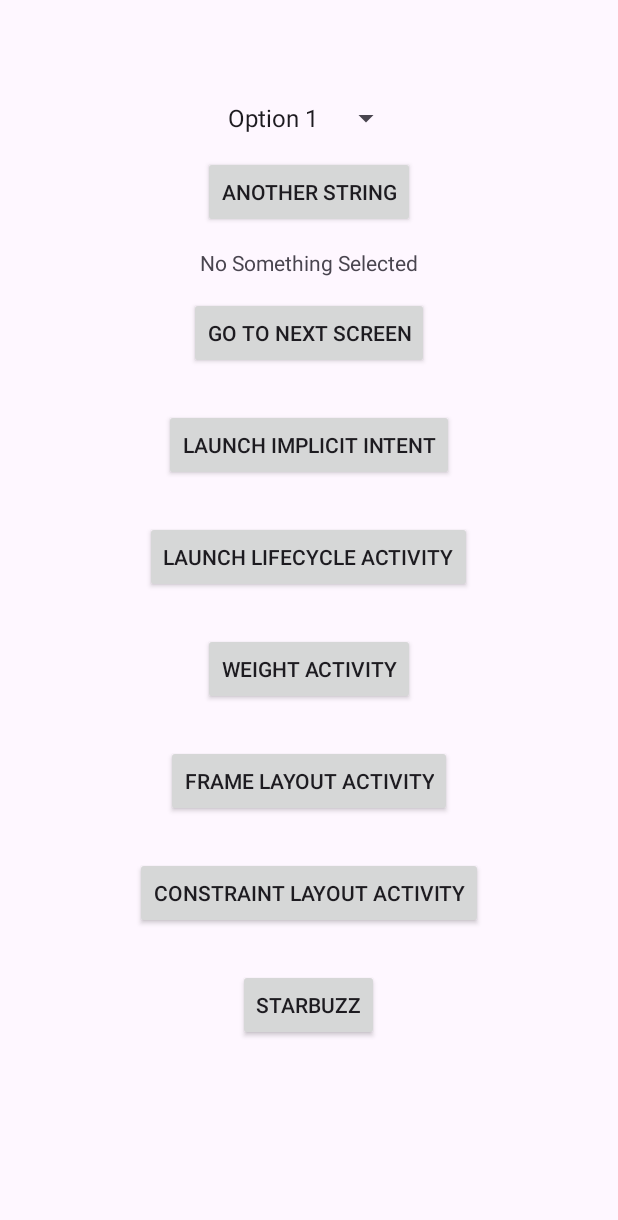
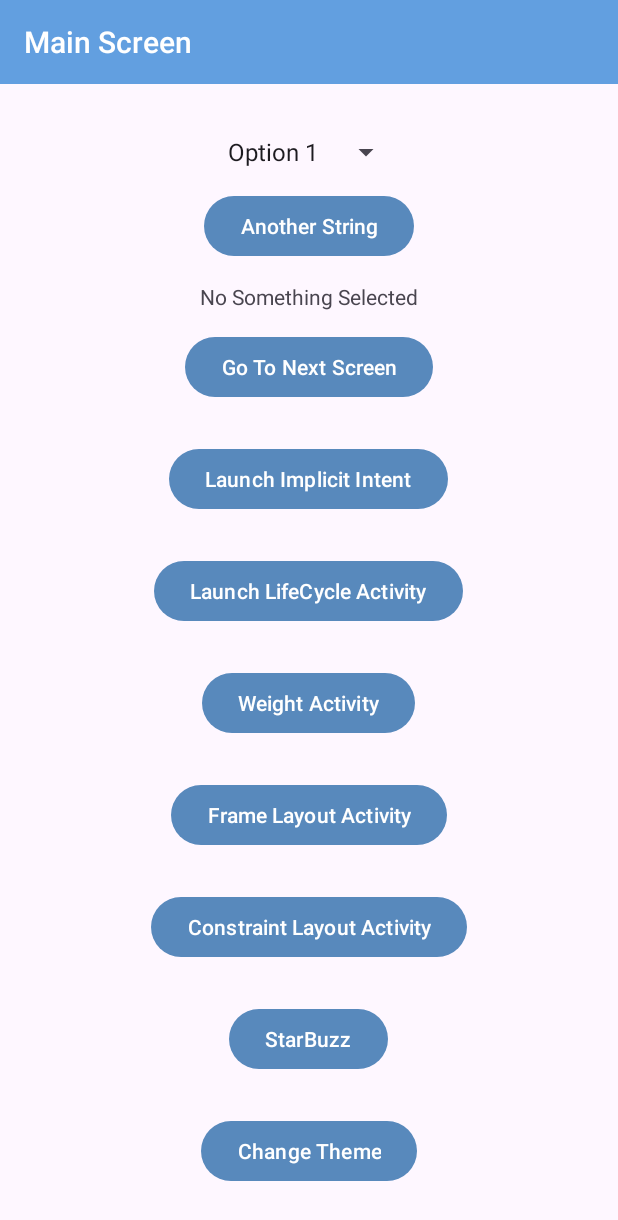
Before and after one commit to WadhahEssam/HeadFirstProject, an Android app: the screen it shows after launch (MainActivity), on a phone screen of 412 x 824 dp. Shown: the top 1220 px of the screen. Run offline under Robolectric (Android 15) with nearby library versions, the phone set to English and light mode, and no system bars.

Commit message:
app compat + material + colors + themes

```diff
--- a/app/src/main/java/com/example/myapplication/Generator.java
+++ b/app/src/main/java/com/example/myapplication/Generator.java
@@ -8,9 +8,11 @@ import android.view.ViewGroup;
 import android.widget.Button;
 import android.widget.LinearLayout;
 
+import com.google.android.material.button.MaterialButton;
+
 public class Generator {
     static public View generateButtonWithWrapper(Context context, String label, View.OnClickListener clickListener) {
-        Button button = new Button(context);
+        Button button = new MaterialButton(context);
         button.setOnClickListener(clickListener);
 
         button.setText(label);
--- a/app/src/main/java/com/example/myapplication/MainActivity.java
+++ b/app/src/main/java/com/example/myapplication/MainActivity.java
@@ -1,7 +1,10 @@
 package com.example.myapplication;
 
 import android.content.Intent;
+import android.content.res.Resources;
+import android.graphics.Color;
 import android.os.Bundle;
+import android.os.PersistableBundle;
 import android.view.Gravity;
 import android.view.View;
 import android.view.ViewGroup;
@@ -9,13 +12,18 @@ import android.widget.ArrayAdapter;
 import android.widget.Button;
 import android.widget.LinearLayout;
 import android.widget.ScrollView;
+import android.widget.Space;
 import android.widget.Spinner;
 import android.widget.TextView;
+import android.widget.Toolbar;
 
-
+import androidx.annotation.NonNull;
 import androidx.appcompat.app.AppCompatActivity;
+import androidx.appcompat.widget.AppCompatSpinner;
 
 import com.example.myapplication.StarBuzz.StarBuzzMainActivity;
+import com.google.android.material.button.MaterialButton;
+import com.google.android.material.resources.TextAppearance;
 
 import java.util.ArrayList;
 import java.util.List;
@@ -27,19 +35,42 @@ public class MainActivity extends AppCompatActivity {
     public Spinner itemsSpinner;
     public List<String> spinnerItems;
 
+    private String theme;
+
     @Override
     protected void onCreate(Bundle savedInstanceState) {
         super.onCreate(savedInstanceState);
 
+        theme = savedInstanceState != null ? savedInstanceState.getString("theme") : theme;
+
+        if (theme != null) {
+            setTheme(theme == "light" ? com.google.android.material.R.style.Theme_Material3_Light : com.google.android.material.R.style.Theme_Material3_Dark);
+        }
         ScrollView mainScrollview = new ScrollView(this);
 
         LinearLayout wrapperLayout = new LinearLayout(this);
         wrapperLayout.setOrientation(LinearLayout.VERTICAL);
         wrapperLayout.setGravity(Gravity.CENTER);
-        wrapperLayout.setPadding(0, 100, 0, 5000);
         mainScrollview.addView(wrapperLayout);
 
-        Spinner itemsSpinner = new Spinner(this);
+        Toolbar toolbar = null;
+        if (android.os.Build.VERSION.SDK_INT >= android.os.Build.VERSION_CODES.LOLLIPOP) {
+            toolbar = new Toolbar(this);
+            toolbar.setTitle("Main Screen");
+            toolbar.setBackgroundColor(Color.parseColor("#629FE0"));
+            toolbar.setTitleTextColor(Color.WHITE);
+            if (theme == null) {
+                wrapperLayout.addView(toolbar);
+            }
+        }
+
+
+        View spaceView = new View(this);
+        ViewGroup.LayoutParams spaceViewLP = new ViewGroup.LayoutParams(ViewGroup.LayoutParams.MATCH_PARENT, ViewGroup.LayoutParams.WRAP_CONTENT);
+        spaceViewLP.height = 50;
+        wrapperLayout.addView(spaceView, spaceViewLP);
+
+        Spinner itemsSpinner = new AppCompatSpinner(this);
         this.itemsSpinner = itemsSpinner;
         itemsSpinner.setLayoutParams(new LinearLayout.LayoutParams(ViewGroup.LayoutParams.WRAP_CONTENT, ViewGroup.LayoutParams.WRAP_CONTENT));
         List<String> data = new ArrayList<String>();
@@ -51,13 +82,13 @@ public class MainActivity extends AppCompatActivity {
         itemsSpinner.setAdapter(adapter);
         wrapperLayout.addView(itemsSpinner);
 
-        Button submitButton = new Button(this);
+        Button submitButton = new MaterialButton(this);
         this.submitButton = submitButton;
         submitButton.setText(R.string.another_string);
         handleOnSubmit();
         submitButton.setLayoutParams(new LinearLayout.LayoutParams(ViewGroup.LayoutParams.WRAP_CONTENT, ViewGroup.LayoutParams.WRAP_CONTENT));
         LinearLayout buttonWrapper = new LinearLayout(this);
-        buttonWrapper.setPadding(0,20, 0, 20);
+        buttonWrapper.setPadding(0, 20, 0, 20);
         buttonWrapper.addView(submitButton);
         buttonWrapper.setLayoutParams(new LinearLayout.LayoutParams(ViewGroup.LayoutParams.WRAP_CONTENT, ViewGroup.LayoutParams.WRAP_CONTENT));
         wrapperLayout.addView(buttonWrapper);
@@ -69,7 +100,7 @@ public class MainActivity extends AppCompatActivity {
         resultTextView.setLayoutParams(new LinearLayout.LayoutParams(ViewGroup.LayoutParams.WRAP_CONTENT, ViewGroup.LayoutParams.WRAP_CONTENT));
         wrapperLayout.addView(resultTextView);
 
-        Button goToNextScreenButton = new Button(this);
+        Button goToNextScreenButton = new MaterialButton(this);
         goToNextScreenButton.setOnClickListener(view -> {
             Intent goToNextScreenIntent = new Intent(this, AnotherActivity.class);
             goToNextScreenIntent.putExtra("text", "Hello In the Another Screen");
@@ -78,12 +109,12 @@ public class MainActivity extends AppCompatActivity {
         goToNextScreenButton.setText("Go To Next Screen");
         goToNextScreenButton.setLayoutParams(new LinearLayout.LayoutParams(ViewGroup.LayoutParams.WRAP_CONTENT, ViewGroup.LayoutParams.WRAP_CONTENT));
         LinearLayout goToNextScreenButtonWrapper = new LinearLayout(this);
-        goToNextScreenButtonWrapper.setPadding(0,20, 0, 20);
+        goToNextScreenButtonWrapper.setPadding(0, 20, 0, 20);
         goToNextScreenButtonWrapper.addView(goToNextScreenButton);
         goToNextScreenButtonWrapper.setLayoutParams(new LinearLayout.LayoutParams(ViewGroup.LayoutParams.WRAP_CONTENT, ViewGroup.LayoutParams.WRAP_CONTENT));
         wrapperLayout.addView(goToNextScreenButtonWrapper);
 
-        Button implicitIntentButton = new Button(this);
+        Button implicitIntentButton = new MaterialButton(this);
         implicitIntentButton.setOnClickListener(view -> {
             Intent implicitIntent = new Intent(Intent.ACTION_SEND);
             implicitIntent.setType("mime/text");
@@ -92,21 +123,20 @@ public class MainActivity extends AppCompatActivity {
         implicitIntentButton.setText("Launch Implicit Intent");
         implicitIntentButton.setLayoutParams(new LinearLayout.LayoutParams(ViewGroup.LayoutParams.WRAP_CONTENT, ViewGroup.LayoutParams.WRAP_CONTENT));
         LinearLayout implicitIntentButtonWrapper = new LinearLayout(this);
-        implicitIntentButtonWrapper.setPadding(0,20, 0, 20);
+        implicitIntentButtonWrapper.setPadding(0, 20, 0, 20);
         implicitIntentButtonWrapper.addView(implicitIntentButton);
         implicitIntentButtonWrapper.setLayoutParams(new LinearLayout.LayoutParams(ViewGroup.LayoutParams.WRAP_CONTENT, ViewGroup.LayoutParams.WRAP_CONTENT));
         wrapperLayout.addView(implicitIntentButtonWrapper);
 
 
-
-        Button goToLifeCycleActivityButton = new Button(this);
+        Button goToLifeCycleActivityButton = new MaterialButton(this);
         goToLifeCycleActivityButton.setOnClickListener(view -> {
             startActivity(new Intent(this, LifeCycleActivity.class));
         });
         goToLifeCycleActivityButton.setText("Launch LifeCycle Activity");
         goToLifeCycleActivityButton.setLayoutParams(new LinearLayout.LayoutParams(ViewGroup.LayoutParams.WRAP_CONTENT, ViewGroup.LayoutParams.WRAP_CONTENT));
         LinearLayout lifeCycleButtonWrapper = new LinearLayout(this);
-        lifeCycleButtonWrapper.setPadding(0,20, 0, 20);
+        lifeCycleButtonWrapper.setPadding(0, 20, 0, 20);
         lifeCycleButtonWrapper.addView(goToLifeCycleActivityButton);
         lifeCycleButtonWrapper.setLayoutParams(new LinearLayout.LayoutParams(ViewGroup.LayoutParams.WRAP_CONTENT, ViewGroup.LayoutParams.WRAP_CONTENT));
         wrapperLayout.addView(lifeCycleButtonWrapper);
@@ -132,7 +162,24 @@ public class MainActivity extends AppCompatActivity {
         });
         wrapperLayout.addView(buttonForDrinksApp);
 
+        View changeThemeButton = Generator.generateButtonWithWrapper(this, "Change Theme", view -> {
+            toggleTheme();
+        });
+        wrapperLayout.addView(changeThemeButton);
+
         setContentView(mainScrollview);
+    }
+
+    private void toggleTheme() {
+        System.out.println(theme);
+        theme = theme == "light" ? "dark" : "light";
+        recreate(); // Recreate the activity to apply the new theme
+    }
+
+    @Override
+    protected void onSaveInstanceState(Bundle savedInstanceBundle) {
+        super.onSaveInstanceState(savedInstanceBundle);
+        savedInstanceBundle.putString("theme", theme);
     }
 
     public void handleOnSubmit() {
--- a/app/src/main/java/com/example/myapplication/StarBuzz/StarBuzzMainActivity.java
+++ b/app/src/main/java/com/example/myapplication/StarBuzz/StarBuzzMainActivity.java
@@ -16,13 +16,15 @@ import android.widget.Toast;
 
 import androidx.annotation.NonNull;
 import androidx.annotation.Nullable;
+import androidx.appcompat.app.AppCompatActivity;
+import androidx.appcompat.widget.AppCompatButton;
 
 import java.util.ArrayList;
 import java.util.Arrays;
 import java.util.List;
 import java.util.Random;
 
-public class StarBuzzMainActivity extends Activity {
+public class StarBuzzMainActivity extends AppCompatActivity {
     private ArrayList<String> entries = new ArrayList<String>(List.of("Drinks", "Food", "Something Else"));
 
     @Override
@@ -79,7 +81,7 @@ public class StarBuzzMainActivity extends Activity {
         LinearLayout footer = new LinearLayout(this);
         footer.setOrientation(LinearLayout.VERTICAL);
 
-        Button addNewItemButton = new Button(this);
+        Button addNewItemButton = new AppCompatButton(this);
         addNewItemButton.setText("Add New Item");
         addNewItemButton.setOnClickListener(view -> {
             entries.add("New Stuff");
--- a/app/src/main/res/values/colors.xml
+++ b/app/src/main/res/values/colors.xml
@@ -2,4 +2,7 @@
 <resources>
     <color name="black">#FF000000</color>
     <color name="white">#FFFFFFFF</color>
+    <color name="kindaBlue">#5889BC</color>
+    <color name="kindaBlueAccent">#629FE0</color>
+    <color name="kindaBlueDark">#4C749D</color>
 </resources>
--- a/app/src/main/res/values/themes.xml
+++ b/app/src/main/res/values/themes.xml
@@ -5,5 +5,9 @@
         <!-- <item name="colorPrimary">@color/my_light_primary</item> -->
     </style>
 
-    <style name="Theme.MyApplication" parent="Base.Theme.MyApplication" />
+    <style name="Theme.MyApplication" parent="Base.Theme.MyApplication" >
+        <item name="colorPrimary">@color/kindaBlue</item>
+        <item name="colorAccent">@color/kindaBlueAccent</item>
+        <item name="colorPrimaryDark">@color/kindaBlueDark</item>
+    </style>
 </resources>
```
